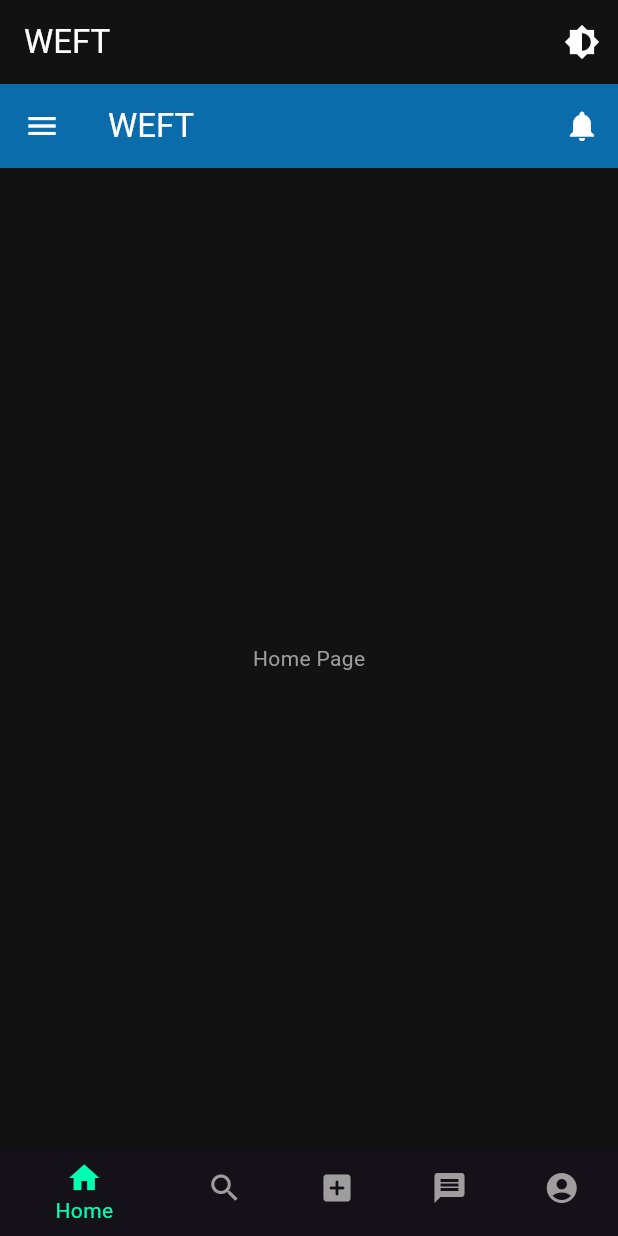
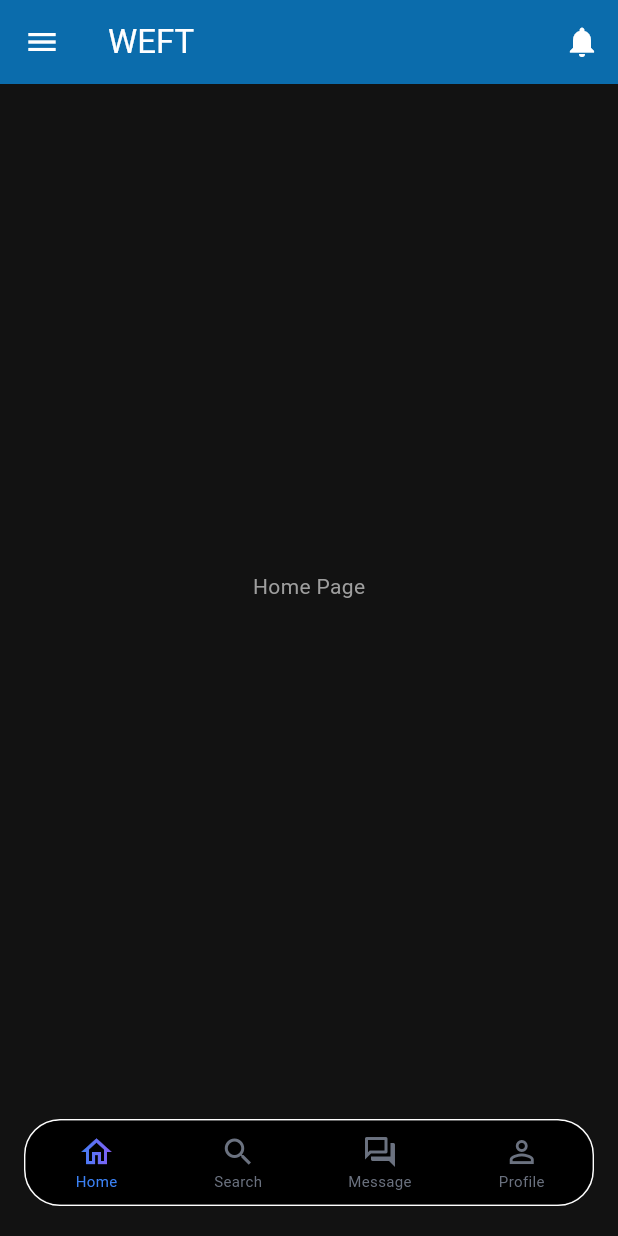
Before and after one commit to WEFT-TIET/FRONTEND, a Flutter app: the screen it shows after launch, on a phone screen of 412 x 824 dp. Run offline on Flutter 3.47's test engine with Material 3 defaults, Android fonts, the phone set to English and light mode, and no system bars.

Commit message:
NavBar Updated

```diff
--- /dev/null
+++ b/frontend_weft/lib/features/navbar/gradient_icon.dart
@@ -0,0 +1,26 @@
+import 'package:flutter/material.dart';
+class GradientIcon extends StatelessWidget {
+  const GradientIcon({super.key,
+    required this.icon,
+    required this.gradient,
+    this.size,
+  });
+
+  final IconData icon;
+  final Gradient gradient;
+  final double? size;
+
+  @override
+  Widget build(BuildContext context) {
+    return ShaderMask(
+      shaderCallback: (Rect bounds) {
+        return gradient.createShader(bounds);
+      },
+      child: Icon(
+        icon,
+        size: size,
+        color: Colors.white, // This color will be overwritten by the gradient
+      ),
+    );
+  }
+}
--- /dev/null
+++ b/frontend_weft/lib/features/navbar/navigation.dart
@@ -0,0 +1,121 @@
+import 'package:flutter/material.dart';
+import 'package:frontend_weft/features/home/view/pages/home.dart';
+import 'package:frontend_weft/features/messages/view/pages/message.dart';
+import 'package:frontend_weft/features/profile/view/pages/profile.dart';
+import 'package:frontend_weft/features/search/view/pages/search.dart';
+import 'package:frontend_weft/features/navbar/gradient_icon.dart';
+
+class BottomNavBar extends StatefulWidget {
+  final VoidCallback? onThemeToggle;
+  const BottomNavBar({super.key, this.onThemeToggle});
+
+  @override
+  State<BottomNavBar> createState() => _BottomNavBarState();
+}
+
+class _BottomNavBarState extends State<BottomNavBar> {
+  int _selectedIndex = 0;
+
+  static const List<Widget> _pages = <Widget>[
+    HomePage(),
+    SearchPage(),
+    MessagePage(),
+    ProfilePage(),
+  ];
+
+  // Color constants
+  static const Color backgroundColor = Colors.black;
+  static const Color borderColor = Colors.white; // Changed to white
+  static const Color activeIconColor = Color(0xFF3B82F6);
+  static const Color activeTextColor = Color(0xFF60A5FA);
+  static const Color inactiveColor = Color(0xFF6B7280);
+  static const List<Color> gradientColors = [
+    Color(0xFF3B82F6),
+    Color(0xFF8B5CF6),
+  ];
+
+  void _onItemTapped(int index) {
+    setState(() {
+      _selectedIndex = index;
+    });
+  }
+
+  @override
+  Widget build(BuildContext context) {
+    return Scaffold(
+      body: _pages[_selectedIndex],
+      bottomNavigationBar: Container(
+        margin: const EdgeInsets.symmetric(horizontal: 16, vertical: 20), // Adds space around
+        decoration: BoxDecoration(
+          borderRadius: BorderRadius.circular(24), // Rounded corners
+          border: Border.all(
+            color: borderColor,
+            width: 1.0,
+          ),
+        ),
+        child: ClipRRect(
+          borderRadius: BorderRadius.circular(24), // Match container border radius
+          child: Theme(
+             data: Theme.of(context).copyWith(
+        splashColor: Colors.transparent, // Remove splash effect
+        highlightColor: Colors.transparent, // Remove highlight effect
+      ),
+            child: BottomNavigationBar(
+              elevation: 0, // Remove default shadow
+              currentIndex: _selectedIndex,
+              onTap: _onItemTapped,
+              backgroundColor: backgroundColor,
+              selectedItemColor: activeIconColor,
+              unselectedItemColor: inactiveColor,
+              type: BottomNavigationBarType.fixed,
+              showSelectedLabels: true,
+              showUnselectedLabels: true,
+              selectedLabelStyle: const TextStyle(
+                color: activeTextColor,
+                fontSize: 10, // Smaller font size
+              ),
+              unselectedLabelStyle: const TextStyle(
+                fontSize: 10, // Smaller font size
+              ),
+              iconSize: 24, // Smaller icons
+              items: const [
+                BottomNavigationBarItem(
+                  icon: Icon(Icons.home_outlined),
+                  activeIcon: GradientIcon(
+                    icon: Icons.home_outlined,
+                    gradient: LinearGradient(colors: gradientColors),
+                  ),
+                  label: 'Home',
+                ),
+                BottomNavigationBarItem(
+                  icon: Icon(Icons.search_outlined),
+                  activeIcon: GradientIcon(
+                    icon: Icons.search_outlined,
+                    gradient: LinearGradient(colors: gradientColors),
+                  ),
+                  label: 'Search',
+                ),
+                BottomNavigationBarItem(
+                  icon: Icon(Icons.forum_outlined),
+                  activeIcon: GradientIcon(
+                    icon: Icons.forum_outlined,
+                    gradient: LinearGradient(colors: gradientColors),
+                  ),
+                  label: 'Message',
+                ),
+                BottomNavigationBarItem(
+                  icon: Icon(Icons.person_outline),
+                  activeIcon: GradientIcon(
+                    icon: Icons.person_outline,
+                    gradient: LinearGradient(colors: gradientColors),
+                  ),
+                  label: 'Profile',
+                ),
+              ],
+            ),
+          ),
+        ),
+      ),
+    );
+  }
+}
--- a/frontend_weft/lib/features/post/view/pages/post.dart
+++ /dev/null
@@ -1,16 +0,0 @@
-import 'package:flutter/material.dart';
-
-class PostPage extends StatelessWidget {
-  const PostPage({super.key});
-
-  @override
-  Widget build(BuildContext context) {
-    return Scaffold(
-      body: Center(
-        child: Text(
-          'Post Page',
-        ),
-      ),
-    );
-  }
-}
--- a/frontend_weft/lib/main.dart
+++ b/frontend_weft/lib/main.dart
@@ -1,6 +1,6 @@
 import 'package:flutter/material.dart';
 import 'package:frontend_weft/core/theme/theme.dart';
-import 'package:frontend_weft/navigation.dart';
+import 'package:frontend_weft/features/navbar/navigation.dart';
 
 
 void main() {
--- a/frontend_weft/lib/navigation.dart
+++ /dev/null
@@ -1,77 +0,0 @@
-import 'package:flutter/material.dart';
-import 'package:frontend_weft/features/home/view/pages/home.dart';
-import 'package:frontend_weft/features/messages/view/pages/message.dart';
-import 'package:frontend_weft/features/post/view/pages/post.dart';
-import 'package:frontend_weft/features/profile/view/pages/profile.dart';
-import 'package:frontend_weft/features/search/view/pages/search.dart';
-
-class BottomNavBar extends StatefulWidget {
-  final VoidCallback? onThemeToggle;
-  const BottomNavBar({super.key, this.onThemeToggle});
-
-  @override
-  State<BottomNavBar> createState() => _BottomNavBarState();
-}
-
-class _BottomNavBarState extends State<BottomNavBar> {
-  int _selectedIndex = 0;
-
-  static const List<Widget> _pages = <Widget>[
-    HomePage(),
-    SearchPage(),
-    PostPage(),
-    MessagePage(),
-    ProfilePage(),
-  ];
-
-  void _onItemTapped(int index) {
-    setState(() {
-      _selectedIndex = index;
-    });
-  }
-
-  @override
-  Widget build(BuildContext context) {
-    return Scaffold(
-      body: _pages[_selectedIndex],
-      appBar: AppBar(
-        title: const Text('WEFT'),
-        actions: [
-          IconButton(
-            icon: const Icon(Icons.brightness_6),
-            onPressed: widget.onThemeToggle,
-            tooltip: 'Toggle Theme',
-          ),
-        ],
-      ),
-      bottomNavigationBar: BottomNavigationBar(
-        currentIndex: _selectedIndex,
-        onTap: _onItemTapped,
-        backgroundColor: Theme.of(context).scaffoldBackgroundColor,
-        selectedItemColor: Theme.of(context).colorScheme.primary,
-        unselectedItemColor: Theme.of(context).textTheme.bodyMedium?.color,
-        items: const [
-          BottomNavigationBarItem(
-            icon: Icon(Icons.home),
-            label: 'Home',
-          ),
-          BottomNavigationBarItem(
-            icon: Icon(Icons.search),
-            label: 'Search',
-          ),
-          BottomNavigationBarItem(
-            icon: Icon(Icons.add_box_rounded),
-            label: 'Post'),
-          BottomNavigationBarItem(
-            icon: Icon(Icons.message),
-            label: 'Message',
-          ),
-          BottomNavigationBarItem(
-            icon: Icon(Icons.account_circle_sharp),
-            label: 'Profile',
-          ),
-        ],
-      ),
-    );
-  }
-}
```
